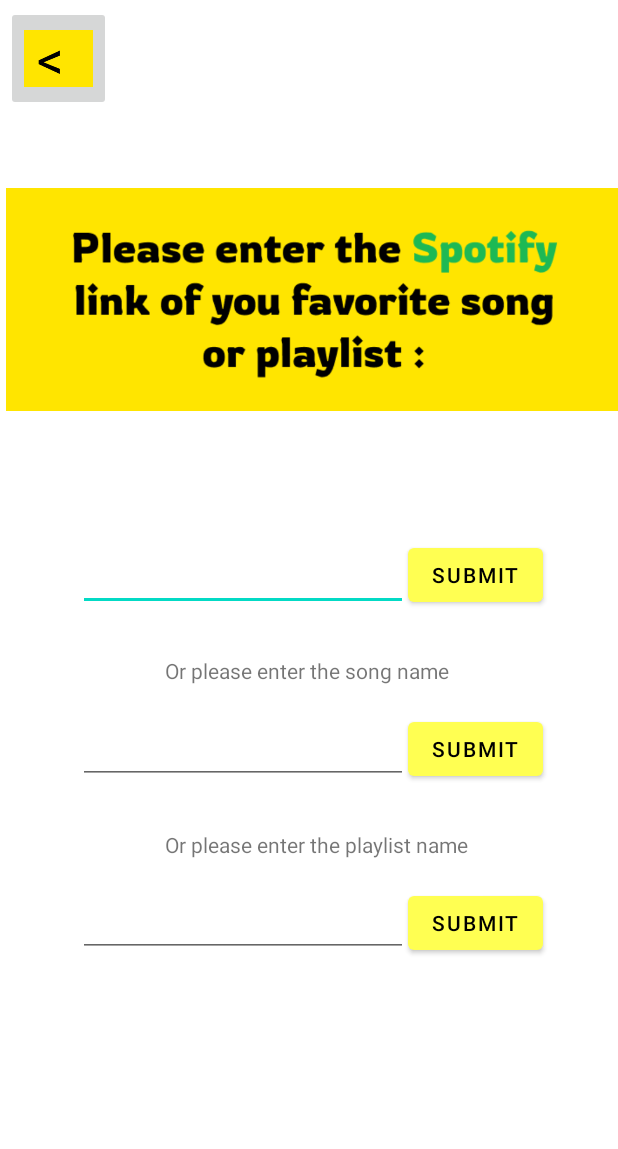
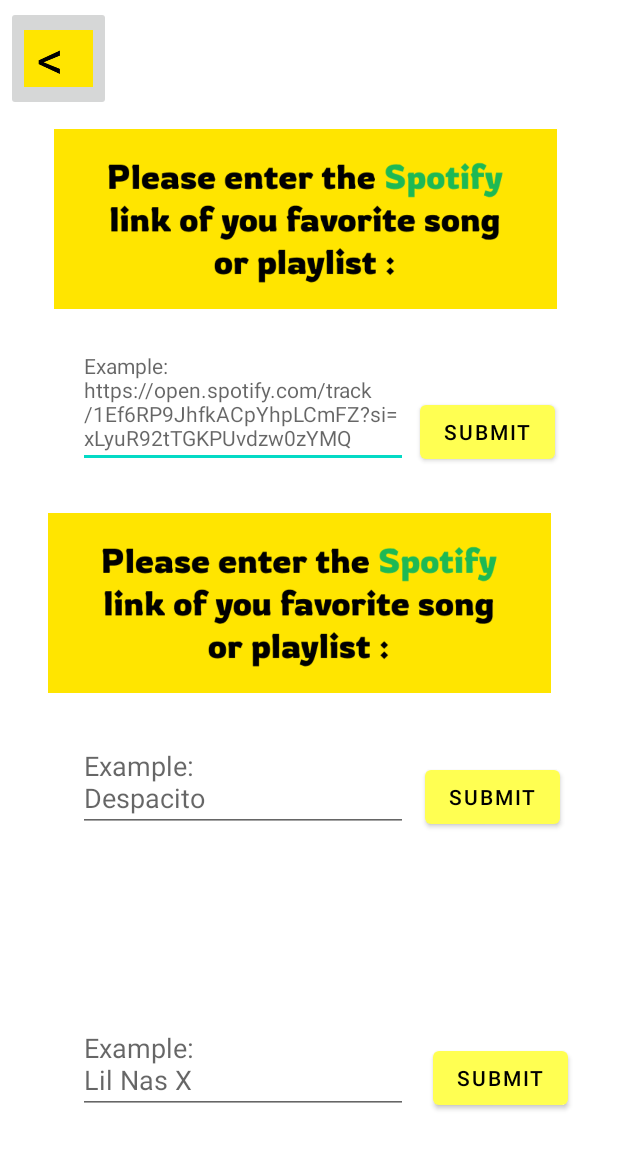
Before and after one commit to idomori/error404, an Android app: the ImportActivity screen opened directly, with no data from a screen before it, on a phone screen of 412 x 824 dp. Shown: the top 1149 px of the screen. Run offline under Robolectric (Android 15) with nearby library versions, the phone set to English and light mode, and no system bars.

Commit message:
changed import UI

```diff
--- a/kotlinRecommender/app/src/main/java/edu/umich/error404/kotlinchatter/HiphopActivity.kt
+++ b/kotlinRecommender/app/src/main/java/edu/umich/error404/kotlinchatter/HiphopActivity.kt
@@ -96,8 +96,6 @@ class HiphopActivity : AppCompatActivity() {
             //albumImageView.setImageURI(albumCovers.get(position))
             Picasso.get().load(albumCovers.get(position)).into(albumImageView)
 
-
-
             val grayColor = Color.parseColor("#d3d3d3")
 
             if (position % 2 == 0) {
--- a/kotlinRecommender/app/src/main/res/layout/activity_import.xml
+++ b/kotlinRecommender/app/src/main/res/layout/activity_import.xml
@@ -9,10 +9,21 @@
 
     <ImageView
         android:id="@+id/imageView"
-        android:layout_width="wrap_content"
-        android:layout_height="wrap_content"
-        android:layout_marginStart="4dp"
+        android:layout_width="335dp"
+        android:layout_height="148dp"
+        android:layout_marginStart="36dp"
         android:layout_marginTop="72dp"
+        android:visibility="visible"
+        app:layout_constraintStart_toStartOf="parent"
+        app:layout_constraintTop_toTopOf="parent"
+        app:srcCompat="@drawable/import_description" />
+
+    <ImageView
+        android:id="@+id/imageView2"
+        android:layout_width="335dp"
+        android:layout_height="148dp"
+        android:layout_marginStart="32dp"
+        android:layout_marginTop="328dp"
         android:visibility="visible"
         app:layout_constraintStart_toStartOf="parent"
         app:layout_constraintTop_toTopOf="parent"
@@ -36,10 +47,11 @@
         android:layout_width="wrap_content"
         android:layout_height="wrap_content"
         android:layout_marginStart="52dp"
-        android:layout_marginTop="40dp"
+        android:layout_marginTop="4dp"
         android:width="220dp"
         android:ems="10"
         android:gravity="start|top"
+        android:hint="Example: https://open.spotify.com/track/1Ef6RP9JhfkACpYhpLCmFZ?si=xLyuR92tTGKPUvdzw0zYMQ"
         android:importantForAutofill="no"
         android:inputType="textMultiLine"
         android:textSize="14sp"
@@ -51,7 +63,8 @@
         android:id="@+id/submitLink"
         android:layout_width="wrap_content"
         android:layout_height="wrap_content"
-        android:layout_marginTop="32dp"
+        android:layout_marginStart="8dp"
+        android:layout_marginTop="44dp"
         android:onClick="submitSong"
         android:text="@string/submit"
         app:layout_constraintStart_toEndOf="@+id/songLink"
@@ -62,9 +75,10 @@
         android:layout_width="220dp"
         android:layout_height="wrap_content"
         android:layout_marginStart="52dp"
-        android:layout_marginTop="70dp"
+        android:layout_marginTop="176dp"
         android:ems="10"
         android:gravity="start|top"
+        android:hint="Example: \nDespacito"
         android:inputType="textMultiLine"
         app:layout_constraintStart_toStartOf="parent"
         app:layout_constraintTop_toBottomOf="@+id/songLink" />
@@ -73,21 +87,26 @@
         android:id="@+id/playListName"
         android:layout_width="220dp"
         android:layout_height="wrap_content"
-        android:layout_marginStart="52dp"
-        android:layout_marginTop="70dp"
+        android:layout_marginBottom="81dp"
         android:ems="10"
         android:gravity="start|top"
+        android:hint="Example: \nLil Nas X"
         android:inputType="textMultiLine"
-        app:layout_constraintStart_toStartOf="parent"
-        app:layout_constraintTop_toBottomOf="@+id/songName" />
+        app:layout_constraintBottom_toBottomOf="parent"
+        app:layout_constraintEnd_toEndOf="@+id/songName"
+        app:layout_constraintStart_toStartOf="@+id/songLink" />
 
     <Button
         android:id="@+id/submitSong"
         android:layout_width="wrap_content"
         android:layout_height="wrap_content"
-        android:layout_marginTop="68dp"
+        android:layout_marginStart="8dp"
+        android:layout_marginTop="196dp"
+        android:layout_marginEnd="36dp"
         android:onClick="submitSongName"
         android:text="@string/submit"
+        app:layout_constraintBottom_toBottomOf="@+id/songName"
+        app:layout_constraintEnd_toEndOf="parent"
         app:layout_constraintStart_toEndOf="@+id/songName"
         app:layout_constraintTop_toBottomOf="@+id/submitLink" />
 
@@ -95,30 +114,12 @@
         android:id="@+id/submitPlaylist"
         android:layout_width="wrap_content"
         android:layout_height="wrap_content"
-        android:layout_marginTop="68dp"
+        android:layout_marginStart="8dp"
+        android:layout_marginEnd="36dp"
         android:onClick="submitPlaylistName"
         android:text="@string/submit"
-        app:layout_constraintStart_toEndOf="@+id/playListName"
-        app:layout_constraintTop_toBottomOf="@+id/submitSong" />
-
-    <TextView
-        android:id="@+id/enterSong"
-        android:layout_width="wrap_content"
-        android:layout_height="wrap_content"
-        android:layout_marginStart="110dp"
-        android:layout_marginTop="30dp"
-        android:text="Or please enter the song name"
-        app:layout_constraintStart_toStartOf="parent"
-        app:layout_constraintTop_toBottomOf="@+id/songLink" />
-
-    <TextView
-        android:id="@+id/enterPlaylist"
-        android:layout_width="wrap_content"
-        android:layout_height="wrap_content"
-        android:layout_marginStart="110dp"
-        android:layout_marginTop="30dp"
-        android:text="Or please enter the playlist name"
-        app:layout_constraintStart_toStartOf="parent"
-        app:layout_constraintTop_toBottomOf="@+id/submitSong" />
+        app:layout_constraintBottom_toBottomOf="@+id/playListName"
+        app:layout_constraintEnd_toEndOf="parent"
+        app:layout_constraintStart_toStartOf="@+id/submitSong" />
 
 </androidx.constraintlayout.widget.ConstraintLayout>
```
